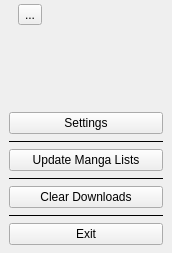
Old version of the form widgets/menudialog.ui in the repository Rain92/UltimateMangaReader.
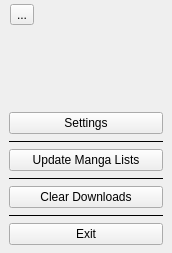
New version of the form. Icons and pictures are not drawn.

What changed in the file:
```diff
--- a/widgets/menudialog.ui
+++ b/widgets/menudialog.ui
@@ -29,7 +29,7 @@
    <item>
     <layout class="QHBoxLayout" name="horizontalLayout">
      <property name="leftMargin">
-      <number>9</number>
+      <number>1</number>
      </property>
      <item>
       <widget class="QToolButton" name="toolButtonMenu">
```
